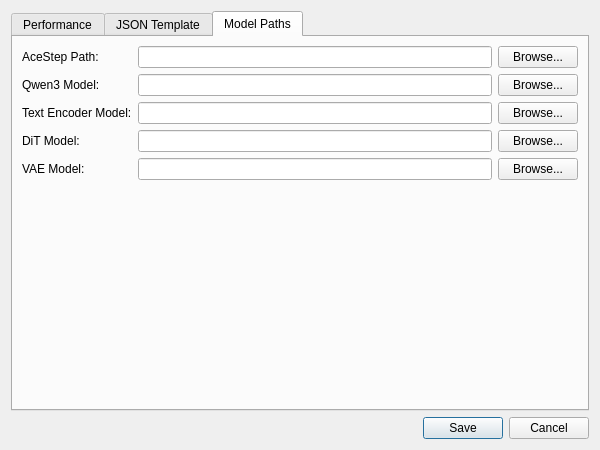
First picture: the form in src/AdvancedSettingsDialog.ui, repository IMbackK/aceradio, before the edit.
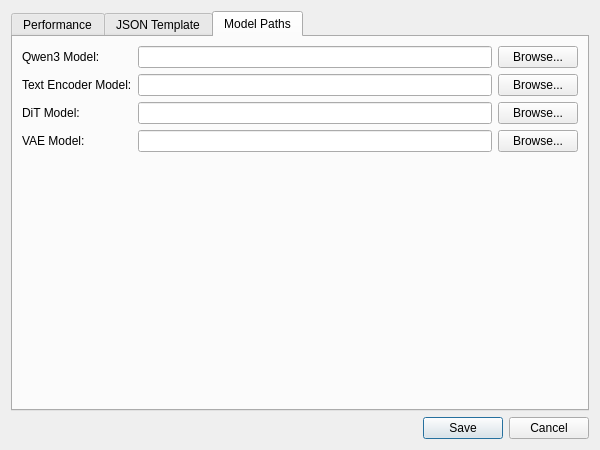
Second picture: the form after the edit. The open tabs and pages were chosen to show the change.

Commit message: Remove acestep binary path machinery

Patch:
```diff
--- a/src/AdvancedSettingsDialog.ui
+++ b/src/AdvancedSettingsDialog.ui
@@ -105,34 +105,13 @@
         <enum>QFormLayout::FieldGrowthPolicy::AllNonFixedFieldsGrow</enum>
        </property>
        <item row="0" column="0">
-        <widget class="QLabel" name="aceStepLabel">
-         <property name="text">
-          <string>AceStep Path:</string>
-         </property>
-        </widget>
-       </item>
-       <item row="0" column="1">
-        <layout class="QHBoxLayout" name="aceStepLayout">
-         <item>
-          <widget class="QLineEdit" name="aceStepPathEdit"/>
-         </item>
-         <item>
-          <widget class="QPushButton" name="aceStepBrowseButton">
-           <property name="text">
-            <string>Browse...</string>
-           </property>
-          </widget>
-         </item>
-        </layout>
-       </item>
-       <item row="1" column="0">
         <widget class="QLabel" name="qwen3Label">
          <property name="text">
           <string>Qwen3 Model:</string>
          </property>
         </widget>
        </item>
-       <item row="1" column="1">
+       <item row="0" column="1">
         <layout class="QHBoxLayout" name="qwen3Layout">
          <item>
           <widget class="QLineEdit" name="qwen3ModelEdit"/>
@@ -146,14 +125,14 @@
          </item>
         </layout>
        </item>
-       <item row="2" column="0">
+       <item row="1" column="0">
         <widget class="QLabel" name="textEncoderLabel">
          <property name="text">
           <string>Text Encoder Model:</string>
          </property>
         </widget>
        </item>
-       <item row="2" column="1">
+       <item row="1" column="1">
         <layout class="QHBoxLayout" name="textEncoderLayout">
          <item>
           <widget class="QLineEdit" name="textEncoderEdit"/>
@@ -167,14 +146,14 @@
          </item>
         </layout>
        </item>
-       <item row="3" column="0">
+       <item row="2" column="0">
         <widget class="QLabel" name="ditLabel">
          <property name="text">
           <string>DiT Model:</string>
          </property>
         </widget>
        </item>
-       <item row="3" column="1">
+       <item row="2" column="1">
         <layout class="QHBoxLayout" name="ditLayout">
          <item>
           <widget class="QLineEdit" name="ditModelEdit"/>
@@ -188,14 +167,14 @@
          </item>
         </layout>
        </item>
-       <item row="4" column="0">
+       <item row="3" column="0">
         <widget class="QLabel" name="vaeLabel">
          <property name="text">
           <string>VAE Model:</string>
          </property>
         </widget>
        </item>
-       <item row="4" column="1">
+       <item row="3" column="1">
         <layout class="QHBoxLayout" name="vaeLayout">
          <item>
           <widget class="QLineEdit" name="vaeModelEdit"/>
```
The commit also changes 4 other files.
